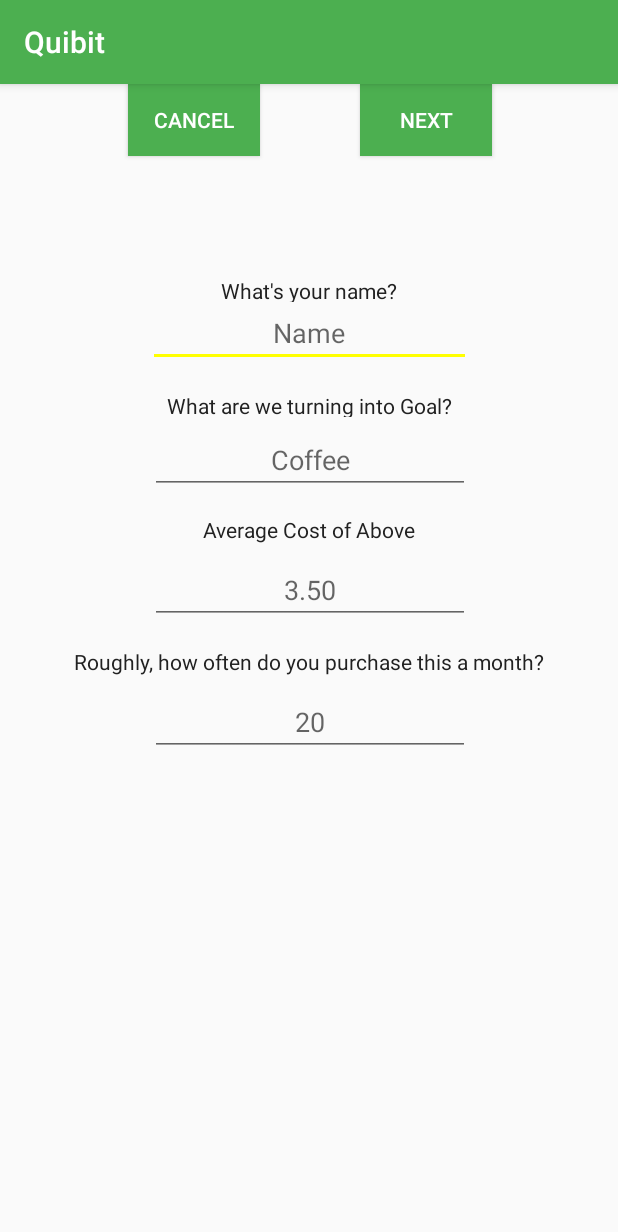
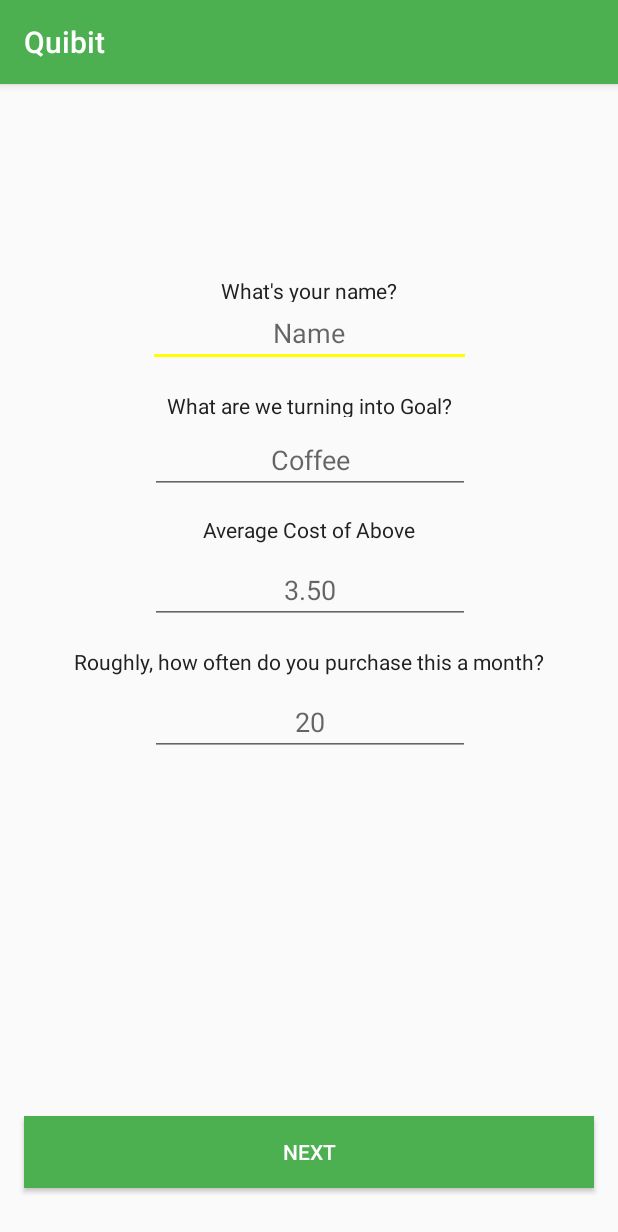
Before and after one commit to ChanceMagno/Quibit-android, an Android app: the CreateGoal screen opened directly, with no data from a screen before it, on a phone screen of 412 x 824 dp. Shown: the top 1232 px of the screen. Run offline under Robolectric (Android 15) with nearby library versions, the phone set to English and light mode, and no system bars; our stand-ins replace ButterKnife; 1 statement that could not run was skipped.

Commit message:
add check to creategoal activity form to verify all fields inputted

```diff
--- a/app/src/main/java/com/epicodus/quibit/CreateGoal.java
+++ b/app/src/main/java/com/epicodus/quibit/CreateGoal.java
@@ -1,11 +1,15 @@
 package com.epicodus.quibit;
 
+import android.content.Intent;
+import android.graphics.Typeface;
 import android.support.v7.app.AppCompatActivity;
 import android.os.Bundle;
+import android.view.Gravity;
 import android.view.View;
 import android.widget.Button;
 import android.widget.EditText;
 import android.widget.TextView;
+import android.widget.Toast;
 
 import butterknife.Bind;
 import butterknife.ButterKnife;
@@ -13,7 +17,7 @@ import butterknife.ButterKnife;
 public class CreateGoal extends AppCompatActivity implements View.OnClickListener {
 
     @Bind(R.id.nextGoalButton) Button mNextGoalButton;
-    @Bind(R.id.cancelGoalButton) Button mCancelGoalButton;
+//    @Bind(R.id.cancelGoalButton) Button mCancelGoalButton;
 
     @Bind(R.id.editTextName) EditText mEditTextName;
     @Bind(R.id.editTextItem) EditText mEditTextItem;
@@ -31,5 +35,38 @@ public class CreateGoal extends AppCompatActivity implements View.OnClickListene
         super.onCreate(savedInstanceState);
         setContentView(R.layout.activity_create_goal);
         ButterKnife.bind(this);
+
+//        setting textView font
+        Typeface formTitle = (Typeface.createFromAsset(getAssets(), "Pacifico.ttf"));
+        mTextViewName.setTypeface(formTitle);
+        mTextViewItem.setTypeface(formTitle);
+        mTextViewItemCost.setTypeface(formTitle);
+        mTextViewItemMonthly.setTypeface(formTitle);
+
+        mNextGoalButton.setOnClickListener(this);
+
+
+    }
+
+    @Override
+    public void onClick(View v) {
+        String name = mEditTextName.getText().toString();
+        String item = mEditTextItem.getText().toString();
+        String itemCost = mEditTextItemCost.getText().toString();
+        String itemMonthly = mEditTextItemMonthly.getText().toString();
+
+        if (name.equals("") || item.equals("") || itemCost.equals("") || itemMonthly.equals("")) {
+            Toast toast = Toast.makeText(CreateGoal.this, "Please answer all Questions.", Toast.LENGTH_LONG);
+            toast.setGravity(Gravity.CENTER, 0, 100);
+            toast.show();
+        } else {
+//            Intent intent = new Intent(CreateGoal.this, SearchRewards.class);
+            //send to firebase when integrated
+//            intent.putExtra("name", name);
+//            intent.putExtra("item", item);
+//            intent.putExtra("itemCost", itemCost);
+//            intent.putExtra("itemMonthly", itemMonthly);
+//            startActivity(intent);
+        }
     }
 }
--- a/app/src/main/res/layout/activity_create_goal.xml
+++ b/app/src/main/res/layout/activity_create_goal.xml
@@ -112,29 +112,18 @@
 
     <Button
         android:id="@+id/nextGoalButton"
-        android:layout_width="wrap_content"
+        android:layout_width="match_parent"
         android:layout_height="wrap_content"
-        android:layout_marginLeft="84dp"
-        android:layout_marginRight="84dp"
-        android:layout_marginTop="30dp"
+        android:layout_marginBottom="32dp"
+        android:layout_marginLeft="16dp"
+        android:layout_marginRight="16dp"
         android:background="@color/colorPrimary"
         android:text="Next"
         android:textColor="@color/whiteText"
-        app:layout_constraintHorizontal_bias="1.0"
-        app:layout_constraintLeft_toRightOf="@+id/cancelGoalButton"
-        app:layout_constraintRight_toRightOf="parent"
-        app:layout_constraintTop_toBottomOf="@+id/editText4" />
+        app:layout_constraintBottom_toBottomOf="parent"
+        app:layout_constraintLeft_toLeftOf="parent"
+        app:layout_constraintRight_toRightOf="parent" />
 
-    <Button
-        android:id="@+id/cancelGoalButton"
-        android:layout_width="wrap_content"
-        android:layout_height="wrap_content"
-        android:layout_marginLeft="85dp"
-        android:layout_marginTop="31dp"
-        android:background="@color/colorPrimary"
-        android:text="Cancel"
-        android:textColor="@color/whiteText"
-        app:layout_constraintLeft_toLeftOf="parent"
-        app:layout_constraintTop_toBottomOf="@+id/editText4" />
+
 
 </android.support.constraint.ConstraintLayout>
--- a/app/src/main/res/layout/activity_main.xml
+++ b/app/src/main/res/layout/activity_main.xml
@@ -14,6 +14,7 @@
         android:layout_marginLeft="8dp"
         android:layout_marginRight="8dp"
         android:layout_marginTop="8dp"
+        android:background="@color/colorAccent"
         android:text="Get Started"
         app:layout_constraintBottom_toBottomOf="parent"
         app:layout_constraintLeft_toLeftOf="parent"
```
Also changed, not shown: app/src/main/assets/fonts/Salsa.ttf (renamed from app/src/main/assets/fonts/Salsa-Regular.ttf).
